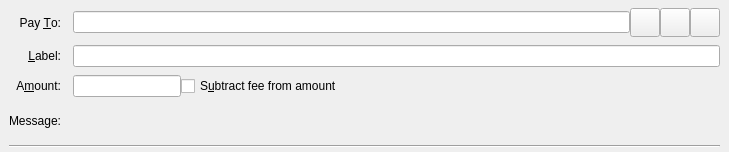
githubzon/qtum, file src/qt/forms/sendcoinsentry.ui: the form before one commit.
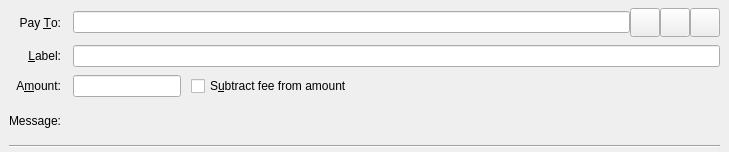
The form after the commit. Icons and pictures are not drawn. Custom widgets are drawn as their Qt base class.

What changed in the file:
```diff
--- a/src/qt/forms/sendcoinsentry.ui
+++ b/src/qt/forms/sendcoinsentry.ui
@@ -37,10 +37,26 @@
      <number>8</number>
     </property>
     <item row="2" column="1">
-     <layout class="QHBoxLayout" name="horizontalLayoutAmount" stretch="0,1">
+     <layout class="QHBoxLayout" name="horizontalLayoutAmount" stretch="0,0,1">
       <item>
        <widget class="BitcoinAmountField" name="payAmount"/>
       </item>
+      <item>
+       <spacer name="horizontalSpacer">
+        <property name="orientation">
+         <enum>Qt::Horizontal</enum>
+        </property>
+        <property name="sizeType">
+         <enum>QSizePolicy::Fixed</enum>
+        </property>
+        <property name="sizeHint" stdset="0">
+         <size>
+          <width>10</width>
+          <height>20</height>
+         </size>
+        </property>
+       </spacer>
+      </item>
       <item>
        <widget class="QCheckBox" name="checkboxSubtractFeeFromAmount">
         <property name="toolTip">
```
